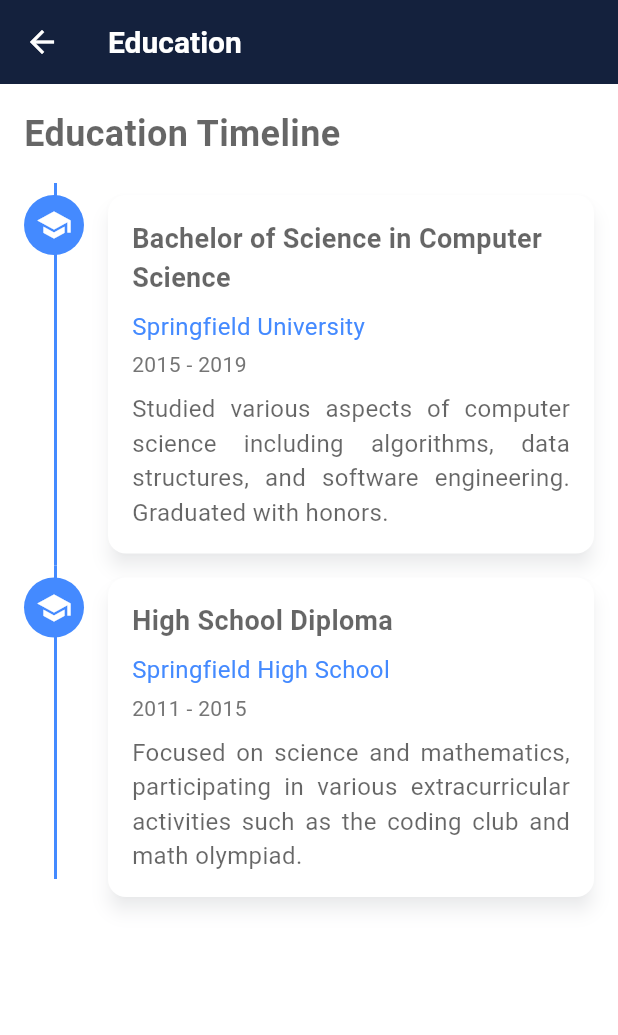
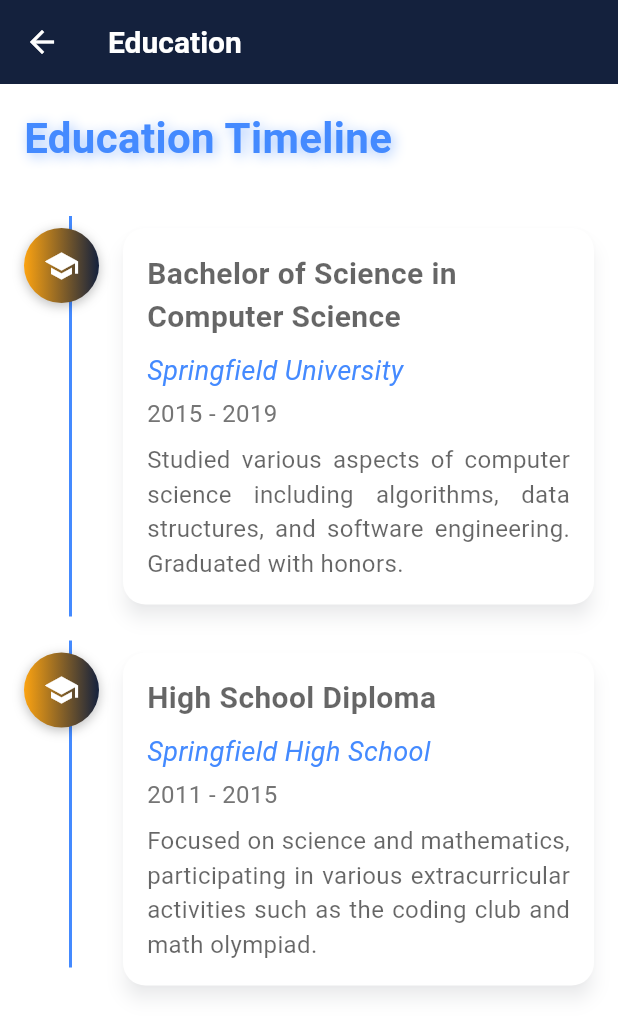
Before and after one commit to maherBoughdiri/flutter-quiz, a Flutter app: the EducationScreen screen opened by its route, on a phone screen of 412 x 824 dp. Shown: the top 1035 px of the screen. Run offline on Flutter 3.47's test engine with Material 3 defaults, Android fonts, the phone set to English and light mode, and no system bars; our stand-ins replace carousel_slider, flutter_map, google_fonts, latlong2, shared_preferences; accounts and stored records are empty.

Commit message:
[TASK] enhancement on education page

```diff
--- a/lib/screens/education.screen.dart
+++ b/lib/screens/education.screen.dart
@@ -1,34 +1,36 @@
 import 'package:flutter/material.dart';
+import 'package:skills_app/constants/localisation.constant.dart';
 
 class EducationScreen extends StatelessWidget {
   @override
   Widget build(BuildContext context) {
     return Scaffold(
       appBar: AppBar(
-        title: Text('Education'),
+        title: Text(getTranslate(context, 'education_title')),
       ),
       body: SingleChildScrollView(
         padding: EdgeInsets.all(16.0),
         child: Column(
           crossAxisAlignment: CrossAxisAlignment.start,
           children: [
-            _buildTimelineHeader('Education Timeline'),
+            _buildTimelineHeader(
+                getTranslate(context, 'education_timeline_header')),
+            SizedBox(height: 16.0),
             _buildTimelineItem(
               context,
-              degree: 'Bachelor of Science in Computer Science',
-              institution: 'Springfield University',
-              year: '2015 - 2019',
-              description:
-                  'Studied various aspects of computer science including algorithms, data structures, and software engineering. Graduated with honors.',
+              degree: 'bachelor_degree',
+              institution: 'springfield_university',
+              year: 'bachelor_year',
+              description: 'bachelor_description',
               isFirst: true,
             ),
+            SizedBox(height: 16.0),
             _buildTimelineItem(
               context,
-              degree: 'High School Diploma',
-              institution: 'Springfield High School',
-              year: '2011 - 2015',
-              description:
-                  'Focused on science and mathematics, participating in various extracurricular activities such as the coding club and math olympiad.',
+              degree: 'high_school_diploma',
+              institution: 'springfield_high_school',
+              year: 'high_school_year',
+              description: 'high_school_description',
               isLast: true,
             ),
           ],
@@ -43,8 +45,16 @@ class EducationScreen extends StatelessWidget {
       child: Text(
         title,
         style: TextStyle(
-          fontSize: 24.0,
+          fontSize: 28.0,
           fontWeight: FontWeight.bold,
+          color: Colors.blueAccent,
+          shadows: [
+            Shadow(
+              blurRadius: 10.0,
+              color: Colors.blueAccent.withOpacity(0.5),
+              offset: Offset(2.0, 2.0),
+            ),
+          ],
         ),
       ),
     );
@@ -62,7 +72,7 @@ class EducationScreen extends StatelessWidget {
     return Stack(
       children: [
         Positioned(
-          left: 20,
+          left: 30,
           top: 0,
           bottom: isLast ? 20 : 0,
           child: Container(
@@ -75,11 +85,20 @@ class EducationScreen extends StatelessWidget {
           children: [
             Container(
               margin: EdgeInsets.only(top: 8),
-              width: 40,
-              height: 40,
+              width: 50,
+              height: 50,
               decoration: BoxDecoration(
-                color: Colors.blueAccent,
                 shape: BoxShape.circle,
+                gradient: LinearGradient(
+                  colors: [Color(0xFFFCA311), Theme.of(context).primaryColor],
+                ),
+                boxShadow: [
+                  BoxShadow(
+                    color: Colors.black26,
+                    blurRadius: 6.0,
+                    offset: Offset(0, 2),
+                  ),
+                ],
               ),
               child: Center(
                 child: Icon(Icons.school, color: Colors.white),
@@ -88,38 +107,43 @@ class EducationScreen extends StatelessWidget {
             SizedBox(width: 16.0),
             Expanded(
               child: Card(
+                elevation: 5,
                 margin: EdgeInsets.symmetric(vertical: 8.0),
+                shape: RoundedRectangleBorder(
+                  borderRadius: BorderRadius.circular(15.0),
+                ),
                 child: Padding(
                   padding: EdgeInsets.all(16.0),
                   child: Column(
                     crossAxisAlignment: CrossAxisAlignment.start,
                     children: [
                       Text(
-                        degree,
+                        getTranslate(context, degree),
                         style: TextStyle(
-                          fontSize: 18.0,
+                          fontSize: 20.0,
                           fontWeight: FontWeight.bold,
                         ),
                       ),
                       SizedBox(height: 8.0),
                       Text(
-                        institution,
+                        getTranslate(context, institution),
                         style: TextStyle(
-                          fontSize: 16.0,
+                          fontSize: 18.0,
                           color: Colors.blueAccent,
+                          fontStyle: FontStyle.italic,
                         ),
                       ),
                       SizedBox(height: 4.0),
                       Text(
-                        year,
+                        getTranslate(context, year),
                         style: TextStyle(
-                          fontSize: 14.0,
+                          fontSize: 16.0,
                           color: Colors.grey[600],
                         ),
                       ),
                       SizedBox(height: 8.0),
                       Text(
-                        description,
+                        getTranslate(context, description),
                         style: TextStyle(fontSize: 16.0),
                         textAlign: TextAlign.justify,
                       ),
```
Also changed, not shown: assets/lang/ar.json (+11 -1 lines), assets/lang/en.json (+12 -1 lines), assets/lang/fr.json (+12 -1 lines).
